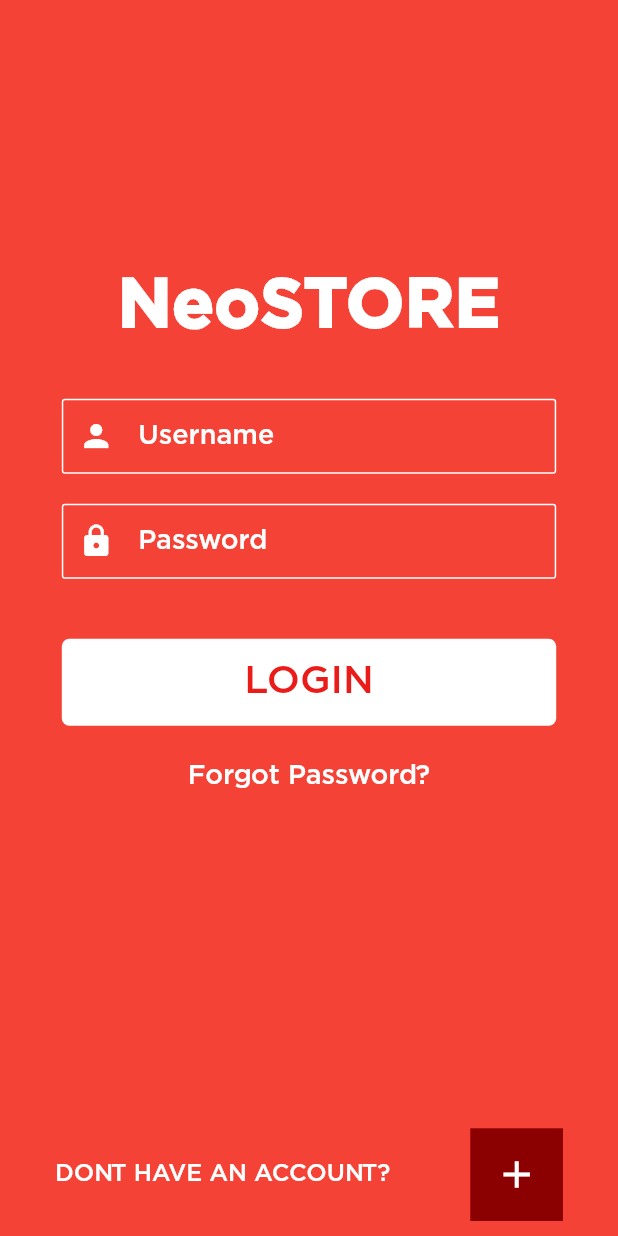
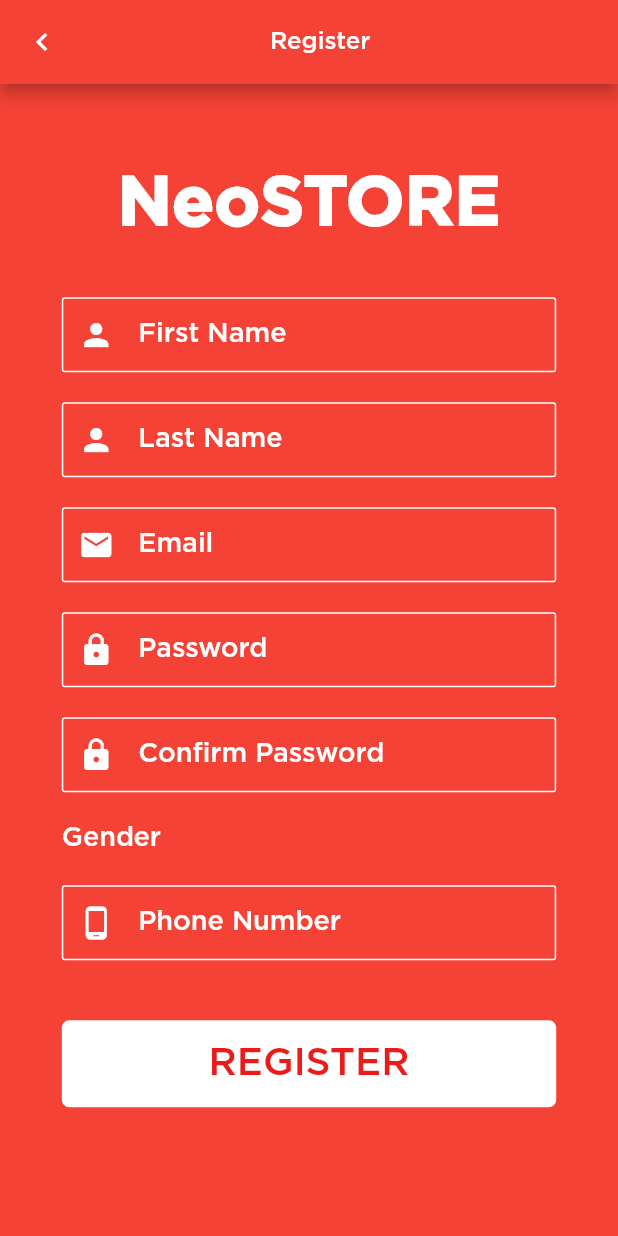
Before and after one commit to sonamg0911/FlutterNeoSTORE, a Flutter app: the screen it shows after launch, after a tap on the "add" icon, on a phone screen of 412 x 824 dp. Run offline on Flutter 3.47's test engine with Material 2 defaults, Android fonts, the phone set to English and light mode, and no system bars.

Commit message:
register screen added partial

```diff
--- a/lib/login_screen.dart
+++ b/lib/login_screen.dart
@@ -1,8 +1,18 @@
 import 'package:NeoSTORE/custom_flat_button.dart';
 import 'package:NeoSTORE/custom_text_field.dart';
 import 'package:flutter/material.dart';
+import 'package:NeoSTORE/register_screen.dart';
 
 class LoginScreen extends StatelessWidget {
+  void navigateToRegisterPage(BuildContext context) {
+    Navigator.push(
+      context,
+      MaterialPageRoute(
+        builder: (context) => RegisterScreen(),
+      ),
+    );
+  }
+
   @override
   Widget build(BuildContext context) {
     final mediaQuery = MediaQuery.of(context);
@@ -22,7 +32,7 @@ class LoginScreen extends StatelessWidget {
               child: Text(
                 'NeoSTORE',
                 style: TextStyle(
-                    fontWeight: FontWeight.bold,
+                    fontWeight: FontWeight.w600,
                     fontFamily: 'Gotham',
                     fontSize: 46,
                     color: Colors.white),
@@ -83,7 +93,9 @@ class LoginScreen extends StatelessWidget {
                       color: Color(0xff8B0000),
                       alignment: Alignment.center,
                       child: FlatButton(
-                        onPressed: () {},
+                        onPressed: () {
+                          navigateToRegisterPage(context);
+                        },
                         child: Icon(
                           Icons.add,
                           color: Colors.white,
--- a/lib/main.dart
+++ b/lib/main.dart
@@ -30,6 +30,12 @@ class MyNeoSTOREApp extends StatelessWidget {
                 fontSize: 26,
                 color: redColor,
               ),
+              headline2: TextStyle(
+                fontFamily: 'Gotham',
+                fontWeight: FontWeight.w300,
+                fontSize: 16,
+                color: Colors.white,
+              ),
             ),
       ),
       home: LoginScreen(),
--- /dev/null
+++ b/lib/register_screen.dart
@@ -0,0 +1,118 @@
+import 'package:NeoSTORE/custom_flat_button.dart';
+import 'package:NeoSTORE/custom_text_field.dart';
+import 'package:flutter/material.dart';
+
+class RegisterScreen extends StatelessWidget {
+  @override
+  Widget build(BuildContext context) {
+    final mediaQuery = MediaQuery.of(context);
+
+    return Scaffold(
+      appBar: AppBar(
+        leading: IconButton(
+          icon: Icon(Icons.keyboard_arrow_left),
+          onPressed: () {
+            Navigator.pop(context);
+          },
+        ),
+        title: Container(
+          alignment: Alignment.center,
+          margin: EdgeInsets.fromLTRB(0, 0, mediaQuery.size.width * 0.1, 0),
+          child: Text(
+            'Register',
+            style: Theme.of(context).textTheme.headline2,
+          ),
+        ),
+      ),
+      body: Container(
+        width: double.infinity,
+        padding: EdgeInsets.all(10),
+        color: Theme.of(context).primaryColor,
+        child: Column(
+          crossAxisAlignment: CrossAxisAlignment.center,
+          mainAxisAlignment: MainAxisAlignment.start,
+          children: <Widget>[
+            Container(
+              margin:
+                  EdgeInsets.fromLTRB(0, mediaQuery.size.height * 0.05, 0, 0),
+              child: Text(
+                'NeoSTORE',
+                style: TextStyle(
+                    fontWeight: FontWeight.w600,
+                    fontFamily: 'Gotham',
+                    fontSize: 46,
+                    color: Colors.white),
+              ),
+            ),
+            Container(
+              alignment: Alignment.center,
+              margin: EdgeInsets.fromLTRB(20, 40, 20, 0),
+              child: CustomTextField(
+                fieldHintName: 'First Name',
+                iconData: Icons.person,
+              ),
+            ),
+            Container(
+              alignment: Alignment.center,
+              margin: EdgeInsets.fromLTRB(20, 20, 20, 0),
+              child: CustomTextField(
+                fieldHintName: 'Last Name',
+                iconData: Icons.person,
+              ),
+            ),
+            Container(
+              alignment: Alignment.center,
+              margin: EdgeInsets.fromLTRB(20, 20, 20, 0),
+              child: CustomTextField(
+                fieldHintName: 'Email',
+                iconData: Icons.email,
+              ),
+            ),
+            Container(
+              alignment: Alignment.center,
+              margin: EdgeInsets.fromLTRB(20, 20, 20, 0),
+              child: CustomTextField(
+                fieldHintName: 'Password',
+                iconData: Icons.lock,
+              ),
+            ),
+            Container(
+              alignment: Alignment.center,
+              margin: EdgeInsets.fromLTRB(20, 20, 20, 0),
+              child: CustomTextField(
+                fieldHintName: 'Confirm Password',
+                iconData: Icons.lock,
+              ),
+            ),
+            Row(
+              mainAxisAlignment: MainAxisAlignment.spaceAround,
+              children: <Widget>[
+                Container(
+                  width: mediaQuery.size.width * 0.8,
+                  margin: EdgeInsets.fromLTRB(20, 20, 20, 0),
+                  child: Text(
+                    'Gender',
+                    style: Theme.of(context).textTheme.headline6,
+                  ),
+                ),
+              ],
+            ),
+            Container(
+              alignment: Alignment.center,
+              margin: EdgeInsets.fromLTRB(20, 20, 20, 0),
+              child: CustomTextField(
+                fieldHintName: 'Phone Number',
+                iconData: Icons.phone_android,
+              ),
+            ),
+            Container(
+              alignment: Alignment.center,
+              margin: EdgeInsets.fromLTRB(20, 40, 20, 0),
+              child: CustomFlatButton(buttonName: 'REGISTER'),
+            ),
+          ],
+        ),
+      ),
+    );
+  }
+}
--- a/pubspec.yaml
+++ b/pubspec.yaml
@@ -64,7 +64,7 @@ flutter:
     - family: Gotham
       fonts:
         - asset: assets/fonts/gotham_bold.ttf
-          weight: 700
+          weight: 600
         - asset: assets/fonts/gotham_book.ttf
         - asset: assets/fonts/gotham_medium.ttf
           weight: 300
```
